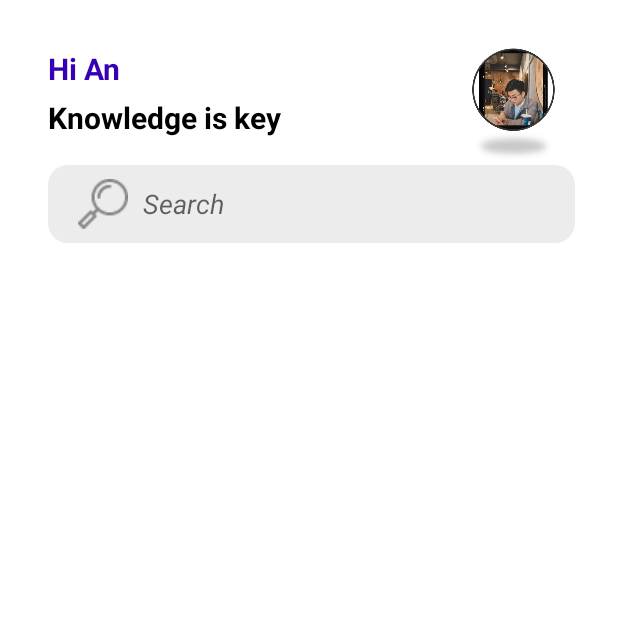
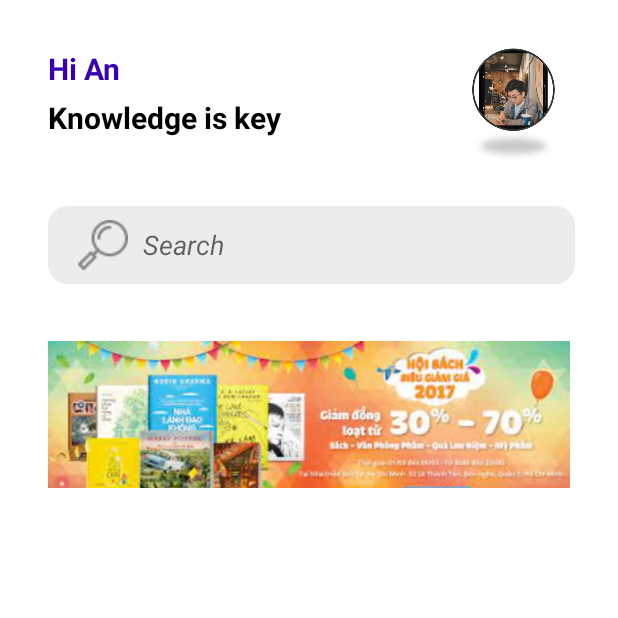
Before and after one commit to Ton2808/MobieMidterm, an Android app: the IntroActivity screen opened directly, with no data from a screen before it, on a phone screen of 412 x 824 dp, the top half of it. Run offline under Robolectric (Android 15) with nearby library versions, the phone set to English and light mode, and no system bars.

Commit message:
add promotion

```diff
--- a/app/src/main/res/layout/activity_intro.xml
+++ b/app/src/main/res/layout/activity_intro.xml
@@ -24,7 +24,7 @@
             <androidx.constraintlayout.widget.ConstraintLayout
                 android:id="@+id/constraintLayout"
                 android:layout_width="match_parent"
-                android:layout_height="215dp">
+                android:layout_height="325dp">
 
                 <EditText
                     android:id="@+id/editTextTextPersonName4"
@@ -85,6 +85,18 @@
                     app:layout_constraintVertical_bias="0.0"
                     app:srcCompat="@drawable/an" />
 
+                <ImageView
+                    android:id="@+id/imageView5"
+                    android:layout_width="348dp"
+                    android:layout_height="120dp"
+                    android:layout_marginTop="36dp"
+                    android:layout_marginEnd="66dp"
+                    app:layout_constraintEnd_toEndOf="parent"
+                    app:layout_constraintHorizontal_bias="0.0"
+                    app:layout_constraintStart_toStartOf="@+id/editTextTextPersonName4"
+                    app:layout_constraintTop_toBottomOf="@+id/editTextTextPersonName4"
+                    app:srcCompat="@drawable/sach" />
+
             </androidx.constraintlayout.widget.ConstraintLayout>
 
             <EditText
```
Also changed, not shown: app/src/main/res/drawable/banner.xml (added, +9 -0 lines), app/src/main/res/drawable-v24/sach.png (added).
